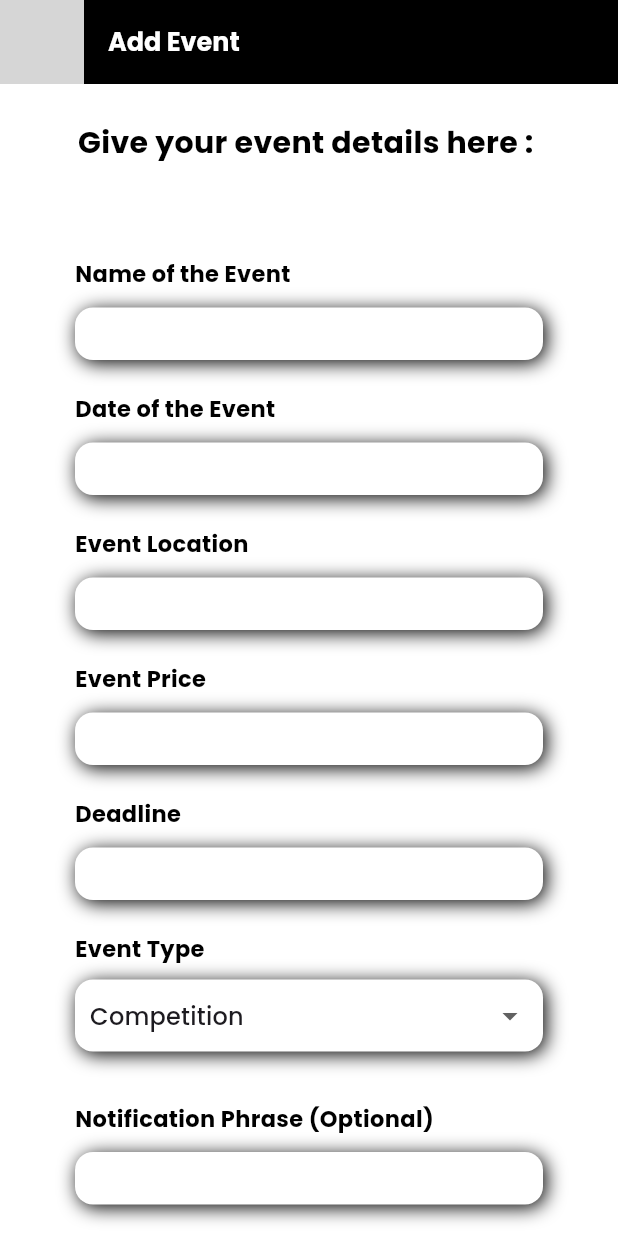
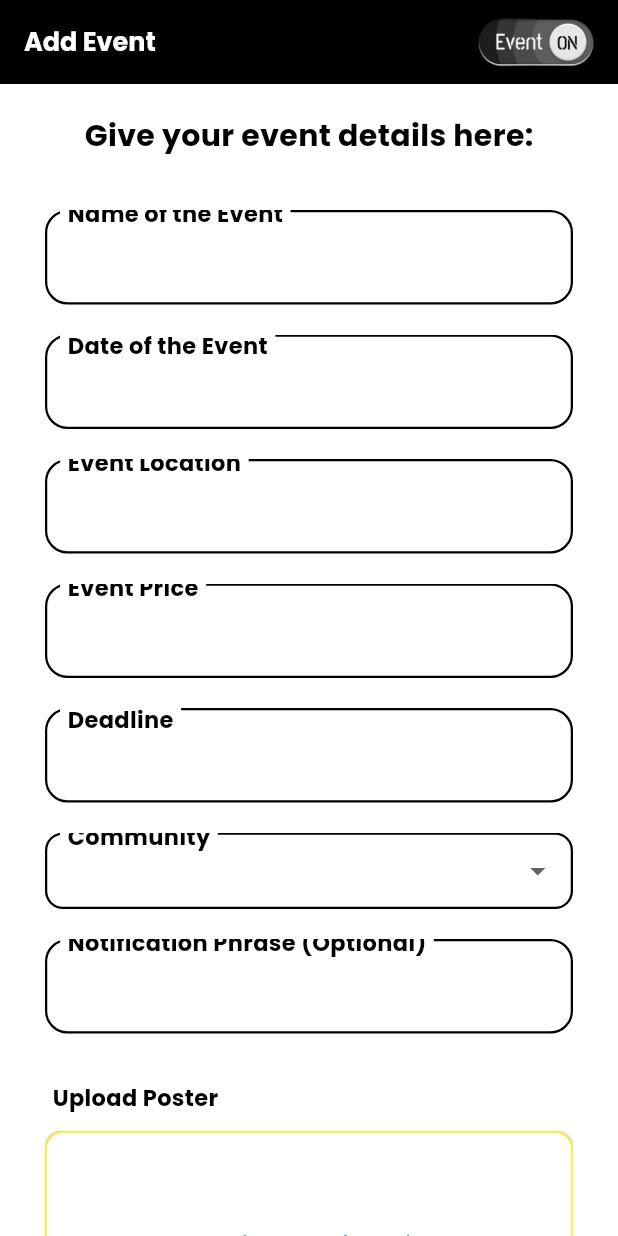
Before and after one commit to chaithanyashaji/EventON, a Flutter app: the screen it shows after launch, on a phone screen of 412 x 824 dp. Run offline on Flutter 3.47's test engine with Material 3 defaults, Android fonts, the light colour scheme and no system bars; our stand-ins replace cloud_firestore, firebase_auth, firebase_core, firebase_messaging, firebase_storage, flutter_dotenv and 6 more; missing offline and left inert: dialog_flowtter, qr_code_scanner; accounts and stored records are empty; generated files the repository leaves out were written again; project files that could hold a hidden picture were left out; grey boxes are pictures that could not be loaded.

Commit message:
resolved merge conflicts

```diff
--- a/lib/org/addevent.dart
+++ b/lib/org/addevent.dart
@@ -32,6 +32,7 @@ class _AddEventPageState extends State<addevent> {
 
   String _selectedEventType = 'Competition';
   String _errorText = '';
+
 
   final ImagePicker _picker = ImagePicker();
   final FirebaseMessaging _firebaseMessaging = FirebaseMessaging.instance;
@@ -84,30 +85,34 @@ class _AddEventPageState extends State<addevent> {
     return Scaffold(
       appBar: AppBar(
         backgroundColor: Colors.black,
-    title: Text(
+        title: Row(
+          mainAxisAlignment: MainAxisAlignment.spaceBetween, // Aligns children to the ends
+          children: [
+            Text(
               'Add Event',
               style: TextStyle(
-    color: Colors.white, fontSize: 17, fontWeight: FontWeight.bold),
-    ),
-    leading: SizedBox(
-    width: 800, // Set the desired width
-    height: double.infinity,
-    child: Image.asset(
-    'assets/logowhite.png',
-    fit: BoxFit.fitHeight, // Adjust the fit as needed
+                color: Colors.white,
+                fontSize: 17,
+                fontWeight: FontWeight.bold,
               ),
             ),
+            Image.asset(
+              "assets/EventOn.png",
+              height: 33,
             ),
+          ],
+        ),
+      ),
+
       backgroundColor: Colors.white,
       body: SingleChildScrollView(
-        physics: const AlwaysScrollableScrollPhysics(),
+        padding: const EdgeInsets.symmetric(vertical: 20),
         child: Column(
           children: [
-            Container(
-              child: Padding(
-                padding: const EdgeInsets.only(top: 25),
+            Padding(
+              padding: const EdgeInsets.symmetric(horizontal: 30),
               child: Text(
-                  "Give your event details here : ",
+                "Give your event details here:",
                 style: TextStyle(
                   fontWeight: FontWeight.bold,
                   fontSize: 20,
@@ -115,26 +120,24 @@ class _AddEventPageState extends State<addevent> {
                 ),
               ),
             ),
-            ),
-
-            const SizedBox(height: 50),
+            const SizedBox(height: 35),
             _buildTextField("Name of the Event", _eventNameController),
-            const SizedBox(height: 10),
+            const SizedBox(height: 20),
             _buildDateField("Date of the Event", _eventDateController),
-            const SizedBox(height: 10),
+            const SizedBox(height: 20),
             _buildTextField("Event Location", _eventLocationController),
-            const SizedBox(height: 10),
+            const SizedBox(height: 20),
             _buildTextField("Event Price", _eventPriceController),
-            const SizedBox(height: 10),
+            const SizedBox(height: 20),
             _buildDateField("Deadline", _deadlineController),
-            const SizedBox(height: 10),
+            const SizedBox(height: 20),
             _buildEventTypeDropdown(),
             if (_selectedEventType == 'Other') _buildTextField("Specify Event Type", _otherEventTypeController),
-            const SizedBox(height: 10),
+            const SizedBox(height: 20),
             _buildTextField("Notification Phrase (Optional)", _notificationPhraseController),
-            const SizedBox(height: 10),
+            const SizedBox(height: 30),
             _buildImagePicker(),
-            const SizedBox(height: 20),
+            const SizedBox(height: 30),
             ElevatedButton(
               onPressed: _signUp,
               child: const Text(
@@ -151,9 +154,12 @@ class _AddEventPageState extends State<addevent> {
             ),
             const SizedBox(height: 10),
             if (_errorText.isNotEmpty)
-              Text(
+              Padding(
+                padding: const EdgeInsets.symmetric(horizontal: 30),
+                child: Text(
                   _errorText,
                   style: const TextStyle(color: Colors.red),
+                ),
               ),
           ],
         ),
@@ -163,40 +169,45 @@ class _AddEventPageState extends State<addevent> {
 
   Widget _buildTextField(String label, TextEditingController controller) {
     return Container(
-      margin: const EdgeInsets.symmetric(horizontal: 50),
-      child: Column(
-        crossAxisAlignment: CrossAxisAlignment.start,
+      margin: const EdgeInsets.symmetric(horizontal: 30),
+      child: Stack(
         children: [
           Container(
-            padding: const EdgeInsets.symmetric(vertical: 12),
-            child: Text(
-              label,
-              style: const TextStyle(
-                fontSize: 15,
-                fontWeight: FontWeight.bold,
-                color: Colors.black,
-              ),
-            ),
-          ),
-          Container(
-            height: 35,
             decoration: const BoxDecoration(
               color: Colors.white,
-              borderRadius: BorderRadius.all(Radius.circular(12)),
-              boxShadow: [
-                BoxShadow(
-                  color: Colors.black,
-                  blurRadius: 10,
-                  offset: Offset(2, 2),
-                )
-              ],
+              borderRadius: BorderRadius.all(Radius.circular(15)),
+              border: Border(
+                bottom: BorderSide(color: Colors.black, width: 1.5),
+                top: BorderSide(color: Colors.black, width: 1.5),
+                left: BorderSide(color: Colors.black, width: 1.5),
+                right: BorderSide(color: Colors.black, width: 1.5),
+              ),
             ),
             child: TextFormField(
               controller: controller,
               style: const TextStyle(color: Colors.black),
-              decoration: const InputDecoration(
-                contentPadding: EdgeInsets.symmetric(horizontal: 10),
+              decoration: InputDecoration(
+                labelText: '',
+                labelStyle: TextStyle(color: Colors.black, fontSize: 16),
+                floatingLabelBehavior: FloatingLabelBehavior.never,
+                contentPadding: EdgeInsets.symmetric(horizontal: 10, vertical: 10),
                 border: InputBorder.none,
+              ),
+            ),
+          ),
+          Positioned(
+            top: -10,
+            left: 10,
+            child: Container(
+              color: Colors.white,
+              padding: const EdgeInsets.symmetric(horizontal: 5, vertical: 2),
+              child: Text(
+                label,
+                style: TextStyle(
+                  fontSize: 15,
+                  color: Colors.black,
+                  fontWeight: FontWeight.bold,
+                ),
               ),
             ),
           ),
@@ -207,40 +218,29 @@ class _AddEventPageState extends State<addevent> {
 
   Widget _buildDateField(String label, TextEditingController controller) {
     return Container(
-      margin: const EdgeInsets.symmetric(horizontal: 50),
-      child: Column(
-        crossAxisAlignment: CrossAxisAlignment.start,
+      margin: const EdgeInsets.symmetric(horizontal: 30),
+      child: Stack(
         children: [
           Container(
-            padding: const EdgeInsets.symmetric(vertical: 12),
-            child: Text(
-              label,
-              style: const TextStyle(
-                fontSize: 15,
-                fontWeight: FontWeight.bold,
-                color: Colors.black,
-              ),
-            ),
-          ),
-          Container(
-            height: 35,
             decoration: const BoxDecoration(
               color: Colors.white,
-              borderRadius: BorderRadius.all(Radius.circular(12)),
-              boxShadow: [
-                BoxShadow(
-                  color: Colors.black,
-                  blurRadius: 10,
-                  offset: Offset(2, 2),
-                )
-              ],
+              borderRadius: BorderRadius.all(Radius.circular(15)),
+              border: Border(
+                bottom: BorderSide(color: Colors.black, width: 1.5),
+                top: BorderSide(color: Colors.black, width: 1.5),
+                left: BorderSide(color: Colors.black, width: 1.5),
+                right: BorderSide(color: Colors.black, width: 1.5),
+              ),
             ),
             child: TextFormField(
               controller: controller,
               style: const TextStyle(color: Colors.black),
               readOnly: true,
-              decoration: const InputDecoration(
-                contentPadding: EdgeInsets.symmetric(horizontal: 10),
+              decoration: InputDecoration(
+                labelText: '',
+                labelStyle: TextStyle(color: Colors.black, fontSize: 16),
+                floatingLabelBehavior: FloatingLabelBehavior.never,
+                contentPadding: EdgeInsets.symmetric(horizontal: 10, vertical: 10),
                 border: InputBorder.none,
               ),
               onTap: () async {
@@ -258,6 +258,76 @@ class _AddEventPageState extends State<addevent> {
               },
             ),
           ),
+          Positioned(
+            top: -5,
+            left: 10,
+            child: Container(
+              color: Colors.white,
+              padding: const EdgeInsets.symmetric(horizontal: 5, vertical: 2),
+              child: Text(
+                label,
+                style: TextStyle(
+                  fontSize: 15,
+                  color: Colors.black,
+                  fontWeight: FontWeight.bold,
+                ),
+              ),
+            ),
+          ),
+        ],
+      ),
+    );
+  }
+  Widget _buildEventTypeDropdown() {
+    return Container(
+      margin: const EdgeInsets.symmetric(horizontal: 30),
+      child: Stack(
+        children: [
+          Container(
+            padding: const EdgeInsets.symmetric(horizontal: 10),
+            decoration: BoxDecoration(
+              color: Colors.white,
+              borderRadius: BorderRadius.circular(12),
+              border: Border.all(
+                color: Colors.black,
+                width: 1.5,
+              ),
+            ),
+            child: DropdownButtonHideUnderline(
+              child: DropdownButton<String>(
+                value: _selectedEventType,
+                isExpanded: true,
+                items: <String>['IEEE', 'TinkerHub', 'IEDC', 'CSI','TechFest', 'Other']
+                    .map<DropdownMenuItem<String>>((String value) {
+                  return DropdownMenuItem<String>(
+                    value: value,
+                    child: Text(value),
+                  );
+                }).toList(),
+                onChanged: (String? newValue) {
+                  setState(() {
+                    _selectedEventType = newValue!;
+                  });
+                },
+              ),
+            ),
+          ),
+          Positioned(
+            top: -10,
+            left: 10,
+            child: Container(
+              color: Colors.white,
+              padding: const EdgeInsets.symmetric(horizontal: 5, vertical: 2),
+              child: Text(
+                'Community',
+                style: TextStyle(
+                  fontSize: 15,
+                  color: Colors.black,
+                  fontWeight: FontWeight.bold,
+                ),
+              ),
+            ),
+          ),
         ],
       ),
     );
@@ -265,37 +335,23 @@ class _AddEventPageState extends State<addevent> {
 
   Widget _buildEventTypeDropdown() {
     return Container(
-      margin: const EdgeInsets.symmetric(horizontal: 50),
-      padding: const EdgeInsets.symmetric(vertical: 12),
-      child: Column(
-        crossAxisAlignment: CrossAxisAlignment.start,
+      margin: const EdgeInsets.symmetric(horizontal: 30),
+      child: Stack(
         children: [
-          const Text(
-            "Event Type",
-            style: TextStyle(
-              fontSize: 15,
-              fontWeight: FontWeight.bold,
+          Container(
+            padding: const EdgeInsets.symmetric(horizontal: 10),
+            decoration: BoxDecoration(
+              color: Colors.white,
+              borderRadius: BorderRadius.circular(12),
+              border: Border.all(
                 color: Colors.black,
+                width: 1.5,
               ),
             ),
-          const SizedBox(height: 10),
-          Container(
-            padding: const EdgeInsets.symmetric(horizontal: 10),
-            decoration: const BoxDecoration(
-              color: Colors.white,
-              borderRadius: BorderRadius.all(Radius.circular(12)),
-              boxShadow: [
-                BoxShadow(
-                  color: Colors.black,
-                  blurRadius: 10,
-                  offset: Offset(2, 2),
-                )
-              ],
-            ),
+            child: DropdownButtonHideUnderline(
               child: DropdownButton<String>(
                 value: _selectedEventType,
                 isExpanded: true,
-              underline: Container(),
                 items: <String>['Competition', 'Workshop', 'Seminar', 'Conference', 'Other']
                     .map<DropdownMenuItem<String>>((String value) {
                   return DropdownMenuItem<String>(
@@ -310,6 +366,23 @@ class _AddEventPageState extends State<addevent> {
                 },
               ),
             ),
+          ),
+          Positioned(
+            top: -10,
+            left: 10,
+            child: Container(
+              color: Colors.white,
+              padding: const EdgeInsets.symmetric(horizontal: 5, vertical: 2),
+              child: Text(
+                'Event Type',
+                style: TextStyle(
+                  fontSize: 15,
+                  color: Colors.black,
+                  fontWeight: FontWeight.bold,
+                ),
+              ),
+            ),
+          ),
         ],
       ),
     );
@@ -317,14 +390,15 @@ class _AddEventPageState extends State<addevent> {
 
   Widget _buildImagePicker() {
     return Container(
-      margin: const EdgeInsets.symmetric(horizontal: 50),
+      margin: const EdgeInsets.symmetric(horizontal: 30),
       child: Column(
         crossAxisAlignment: CrossAxisAlignment.start,
         children: [
           Container(
-            padding: const EdgeInsets.symmetric(vertical: 12),
-            child: const Text(
-              "Upload Poster",
+            color: Colors.white,
+            padding: const EdgeInsets.symmetric(horizontal: 5, vertical: 2),
+            child: Text(
+              'Upload Poster',
               style: TextStyle(
                 fontSize: 15,
                 fontWeight: FontWeight.bold,
@@ -332,49 +406,72 @@ class _AddEventPageState extends State<addevent> {
               ),
             ),
           ),
+          const SizedBox(height: 10),
+          Stack(
+            children: [
               Container(
-            padding: const EdgeInsets.symmetric(vertical: 10),
-            child: Column(
-              children: [
-                if (_image != null)
-                  Image.file(_image!)
-                Row(
-                  mainAxisAlignment: MainAxisAlignment.center,
-                  children: [
-                    ElevatedButton(
-                      onPressed: _pickImage,
-                      child: const Text(
-                        'Pick Image',
-                        style: TextStyle(fontSize: 16, color: Colors.white),
+                height: 150,
+                decoration: BoxDecoration(
+                  border: Border.all(
+                    color: Colors.yellow,
+                    width: 1.25,
                   ),
-                      style: ElevatedButton.styleFrom(
-                        backgroundColor: Styles.blueColor,
-                        padding: const EdgeInsets.symmetric(vertical: 10, horizontal: 20),
-                        shape: RoundedRectangleBorder(
-                          borderRadius: BorderRadius.circular(30),
+                  color: Colors.white,
+                  borderRadius: BorderRadius.all(Radius.circular(12)),
+                  boxShadow: [
+                    BoxShadow(
+                      color: Colors.grey,
+                      blurRadius: 1,
+                    )
+                  ],
+                ),
+                child: _image == null
+                    ? Center(
+                  child: Text(
+                    'No image selected',
+                    style: TextStyle(color: Colors.blue),
+                  ),
+                )
+                    : ClipRRect(
+                  borderRadius: BorderRadius.circular(12),
+                  child: Image.file(
+                    _image!,
+                    fit: BoxFit.cover,
                   ),
                 ),
               ),
-                    const SizedBox(width: 10),
-                    if (_image != null)
-                      ElevatedButton(
-                        onPressed: _uploadImage,
-                        child: const Text(
-                          'Upload Image',
-                          style: TextStyle(fontSize: 16, color: Colors.white),
+              Positioned(
+                top: 110,
+                left: 10,
+                right: 10,
+                child: Center(
+                  child: TextButton(
+                    onPressed: _pickImage,
+                    style: ButtonStyle(
+                      backgroundColor: MaterialStateProperty.all(Colors.white),
+                      padding: MaterialStateProperty.all(EdgeInsets.symmetric(vertical: 10, horizontal: 20)),
                     ),
-                        style: ElevatedButton.styleFrom(
-                          backgroundColor: Styles.blueColor,
-                          padding: const EdgeInsets.symmetric(vertical: 10, horizontal: 20),
-                          shape: RoundedRectangleBorder(
-                            borderRadius: BorderRadius.circular(30),
+                    child: Row(
+                      mainAxisSize: MainAxisSize.min,
+                      children: [
+                        Icon(
+                          Icons.add,
+                          color: Colors.blue,
+                        ),
+                        const SizedBox(width: 5),
+                        Text(
+                          'Pick Image',
+                          style: TextStyle(
+                            color: Colors.blue,
+                            fontWeight: FontWeight.w600,
+                          ),
+                        ),
+                      ],
+                    ),
                   ),
                 ),
               ),
             ],
-                ),
-              ],
-            ),
           ),
         ],
       ),
@@ -414,9 +511,10 @@ class _AddEventPageState extends State<addevent> {
     String notificationPhrase = _notificationPhraseController.text;
 
     if (eventName.isEmpty || eventDate.isEmpty || eventLocation.isEmpty ||
-        eventPrice.isEmpty || deadline.isEmpty || eventType.isEmpty) {
+        eventPrice.isEmpty || deadline.isEmpty || eventType.isEmpty ||
+        imageUrl.isEmpty) { // Check if imageUrl is empty
       setState(() {
-        _errorText = 'Please fill all the required fields.';
+        _errorText = 'Please fill all the required fields and upload an image.';
       });
       return;
     }
```
Lines whose indentation alone changed are shown as unchanged.
